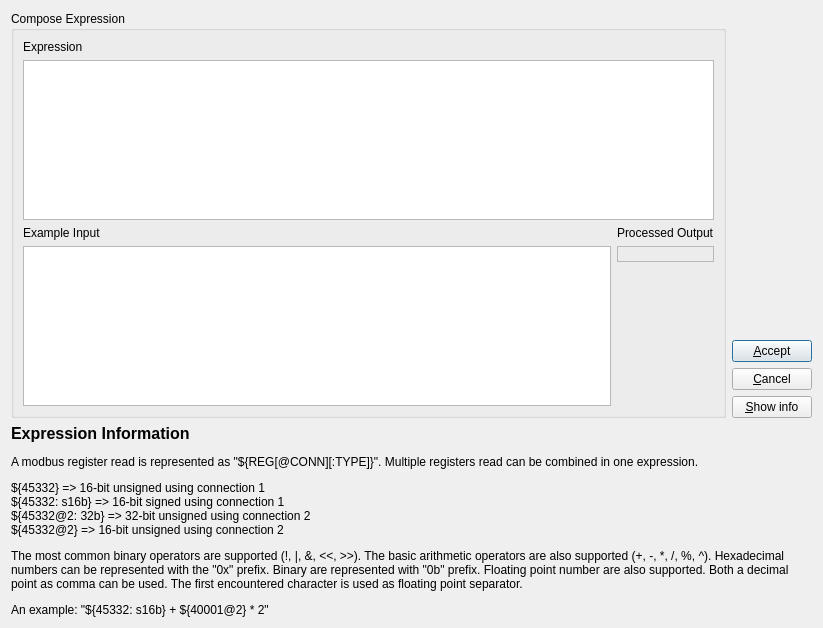
Above: src/dialogs/expressionsdialog.ui from ModbusScope/ModbusScope before the change. Below: the same form after it.
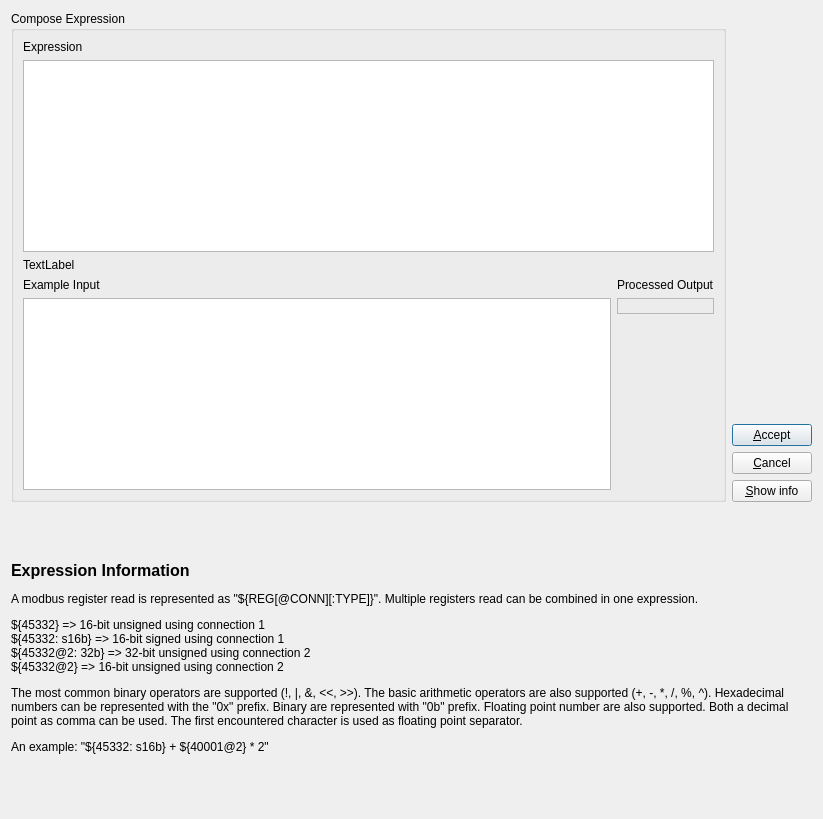
That is the form after the change.

Commit message: Add info about syntax errors

```diff
--- a/src/dialogs/expressionsdialog.ui
+++ b/src/dialogs/expressionsdialog.ui
@@ -10,7 +10,7 @@
     <x>0</x>
     <y>0</y>
     <width>823</width>
-    <height>628</height>
+    <height>819</height>
    </rect>
   </property>
   <property name="windowTitle">
@@ -39,10 +39,7 @@
           <string>Compose Expression</string>
          </property>
          <layout class="QGridLayout" name="gridLayout" columnstretch="1,0">
-          <item row="5" column="0">
-           <widget class="QTableWidget" name="tblExpressionInput"/>
-          </item>
-          <item row="5" column="1">
+          <item row="6" column="1">
            <layout class="QVBoxLayout" name="verticalLayout_5">
             <item>
              <widget class="QLabel" name="lblOut">
@@ -55,6 +52,9 @@
               <property name="alignment">
                <set>Qt::AlignCenter</set>
               </property>
+              <property name="margin">
+               <number>5</number>
+              </property>
              </widget>
             </item>
             <item>
@@ -72,17 +72,35 @@
             </item>
            </layout>
           </item>
-          <item row="3" column="1">
-           <widget class="QLabel" name="label_6">
-            <property name="text">
-             <string>Processed Output</string>
+          <item row="2" column="0" colspan="2">
+           <widget class="QPlainTextEdit" name="lineExpression">
+            <property name="sizePolicy">
+             <sizepolicy hsizetype="Expanding" vsizetype="Minimum">
+              <horstretch>0</horstretch>
+              <verstretch>0</verstretch>
+             </sizepolicy>
+            </property>
+            <property name="inputMethodHints">
+             <set>Qt::ImhNone</set>
+            </property>
+            <property name="verticalScrollBarPolicy">
+             <enum>Qt::ScrollBarAlwaysOff</enum>
+            </property>
+            <property name="horizontalScrollBarPolicy">
+             <enum>Qt::ScrollBarAlwaysOff</enum>
+            </property>
+            <property name="tabChangesFocus">
+             <bool>true</bool>
+            </property>
+            <property name="lineWrapMode">
+             <enum>QPlainTextEdit::NoWrap</enum>
             </property>
            </widget>
           </item>
-          <item row="3" column="0">
-           <widget class="QLabel" name="label_5">
-            <property name="text">
-             <string>Example Input</string>
+          <item row="6" column="0">
+           <widget class="QTableWidget" name="tblExpressionInput">
+            <property name="selectionMode">
+             <enum>QAbstractItemView::NoSelection</enum>
             </property>
            </widget>
           </item>
@@ -96,8 +114,29 @@
             </property>
            </widget>
           </item>
-          <item row="2" column="0" colspan="2">
-           <widget class="QPlainTextEdit" name="lineExpression"/>
+          <item row="4" column="1">
+           <widget class="QLabel" name="label_6">
+            <property name="text">
+             <string>Processed Output</string>
+            </property>
+           </widget>
+          </item>
+          <item row="4" column="0">
+           <widget class="QLabel" name="label_5">
+            <property name="text">
+             <string>Example Input</string>
+            </property>
+           </widget>
+          </item>
+          <item row="3" column="0" colspan="2">
+           <widget class="QLabel" name="lblError">
+            <property name="text">
+             <string>TextLabel</string>
+            </property>
+            <property name="margin">
+             <number>5</number>
+            </property>
+           </widget>
           </item>
          </layout>
         </widget>
```
The commit also changes 1 other file.
